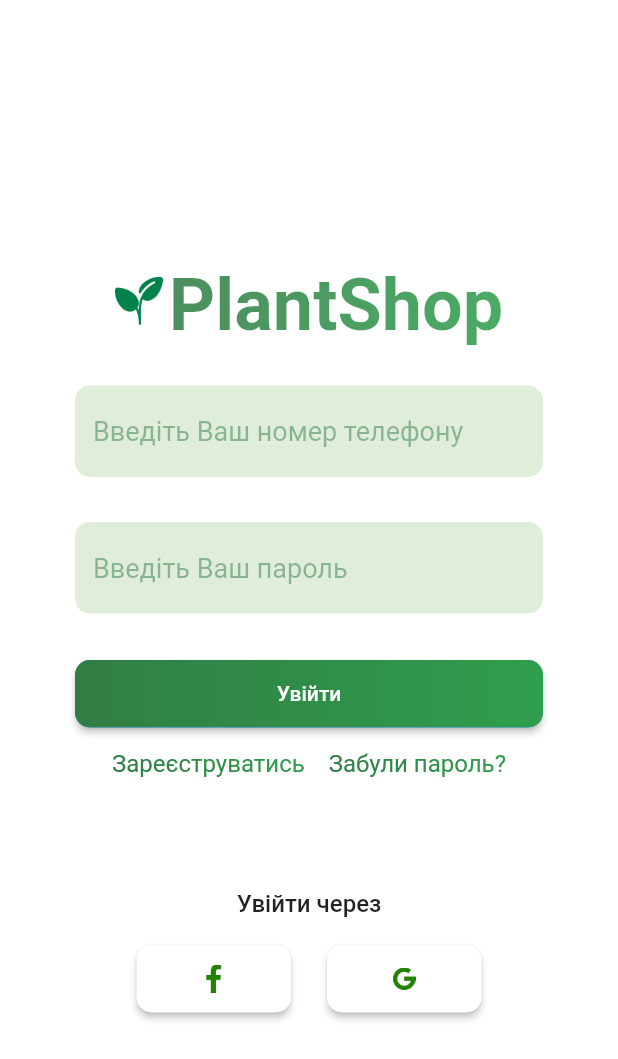
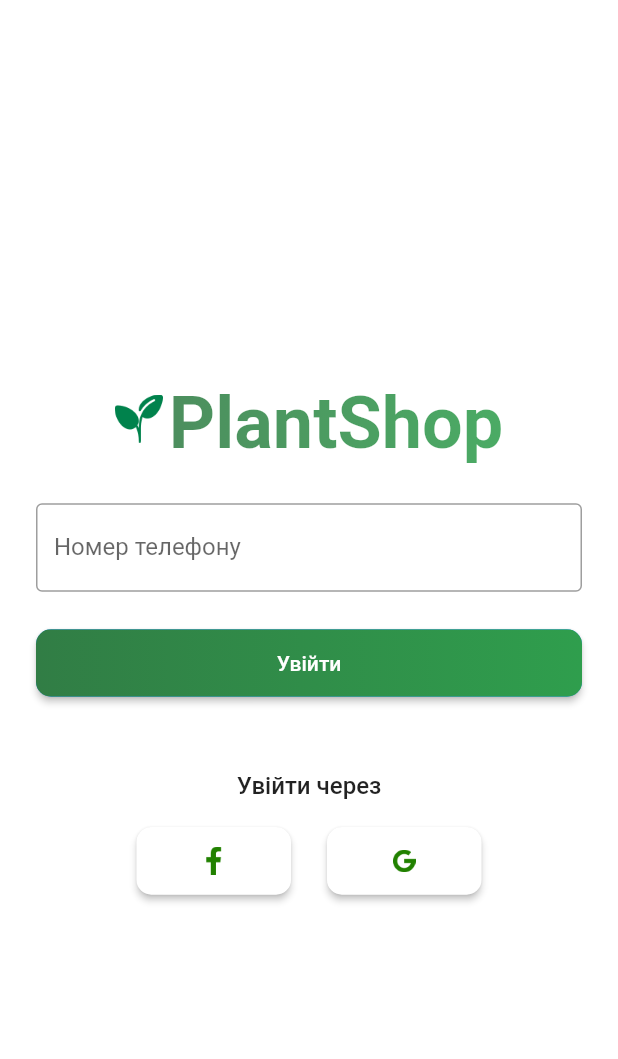
Before and after one commit to koperdasV/plants_store, a Flutter app: the screen it shows after launch, on a phone screen of 412 x 824 dp. Shown: the top 1059 px of the screen. Run offline on Flutter 3.47's test engine with Material 2 defaults, Android fonts, the light colour scheme and no system bars; our stand-ins replace bloc, cloud_firestore, equatable, firebase_auth, firebase_core, flutter_bloc and 1 more; accounts and stored records are empty.

Commit message:
redesign sign in screen

```diff
--- a/lib/src/ui/auth/auth_screen.dart
+++ b/lib/src/ui/auth/auth_screen.dart
@@ -45,20 +45,11 @@ class AuthScreen extends StatelessWidget {
             return Center(
               child: SingleChildScrollView(
                 child: Column(
-                  mainAxisAlignment: MainAxisAlignment.center,
+                  mainAxisAlignment: MainAxisAlignment.spaceBetween,
                   children: [
                     const LogoWidget(),
-                    const TextFieldWidget(
-                      keyboardType: TextInputType.phone,
-                      hintText: 'Введіть Ваш номер телефону',
-                    ),
+                    const TextFieldWidget(),
                     const SizedBox(height: 20),
-                    const TextFieldWidget(
-                      keyboardType: TextInputType.text,
-                      hintText: 'Введіть Ваш пароль',
-                      obscureText: true,
-                    ),
-                    const SizedBox(height: 26),
                     ButtonWidget(
                       size: size,
                       child: const Text('Увійти'),
@@ -71,27 +62,7 @@ class AuthScreen extends StatelessWidget {
                         );
                       },
                     ),
-                    Row(
-                      mainAxisAlignment: MainAxisAlignment.center,
-                      children: [
-                        TextButtonWidget(
-                          text: 'Зареєструватись',
-                          onPressed: () {
-                            Navigator.pushReplacement(
-                              context,
-                              MaterialPageRoute(
-                                builder: ((context) => const SignUpScreen()),
-                              ),
-                            );
-                          },
-                        ),
-                        TextButtonWidget(
-                          text: 'Забули пароль?',
-                          onPressed: () {},
-                        ),
-                      ],
-                    ),
-                    const SizedBox(height: 60),
+                    const SizedBox(height: 50),
                     const Text(
                       'Увійти через',
                       style: TextStyle(
--- a/lib/src/ui/auth/components/button_widget.dart
+++ b/lib/src/ui/auth/components/button_widget.dart
@@ -16,7 +16,7 @@ class ButtonWidget extends StatelessWidget {
   @override
   Widget build(BuildContext context) {
     return Padding(
-      padding: const EdgeInsets.symmetric(horizontal: 50),
+      padding: const EdgeInsets.symmetric(horizontal: 24),
       child: SizedBox(
         width: size.width,
         height: 45,
--- a/lib/src/ui/auth/components/text_field_widget.dart
+++ b/lib/src/ui/auth/components/text_field_widget.dart
@@ -1,36 +1,44 @@
 import 'package:flutter/material.dart';
+import 'package:plants_store/resources/colors.dart';
 
 class TextFieldWidget extends StatelessWidget {
   const TextFieldWidget({
     Key? key,
     this.keyboardType,
     this.hintText,
-    this.obscureText = false,
   }) : super(key: key);
 
   final TextInputType? keyboardType;
   final String? hintText;
-  final bool obscureText;
 
   @override
   Widget build(BuildContext context) {
     return Padding(
-      padding: const EdgeInsets.symmetric(horizontal: 50, vertical: 5),
-      child: TextField(
-        keyboardType: keyboardType,
-        obscureText: obscureText,
+      padding: const EdgeInsets.symmetric(horizontal: 24, vertical: 5),
+      child: TextFormField(
+        keyboardType: TextInputType.phone,
         style: const TextStyle(fontSize: 16),
         decoration: InputDecoration(
-          filled: true,
-          fillColor: const Color.fromRGBO(33, 129, 0, 0.14),
           border: OutlineInputBorder(
-            borderRadius: BorderRadius.circular(10),
-            borderSide: BorderSide.none,
+            borderRadius: BorderRadius.circular(4),
+            borderSide: BorderSide(
+              color: AppColor.kPrimaryColor,
+              width: 2,
+            ),
           ),
-          hintText: hintText,
-          hintStyle: const TextStyle(
-            color: Color.fromRGBO(49, 125, 69, 0.5),
+          focusedBorder: OutlineInputBorder(
+            borderRadius: BorderRadius.circular(4),
+            borderSide: BorderSide(
+              color: AppColor.kPrimaryColor,
+              width: 2,
+            ),
+          ),
+          label: const Text(
+            'Номер телефону',
+          ),
+          floatingLabelStyle: TextStyle(
             fontSize: 18,
+            color: AppColor.kPrimaryColor,
           ),
         ),
       ),
```
Also changed, not shown: lib/src/ui/auth/sign_up_screen.dart (+64 -64 lines).
